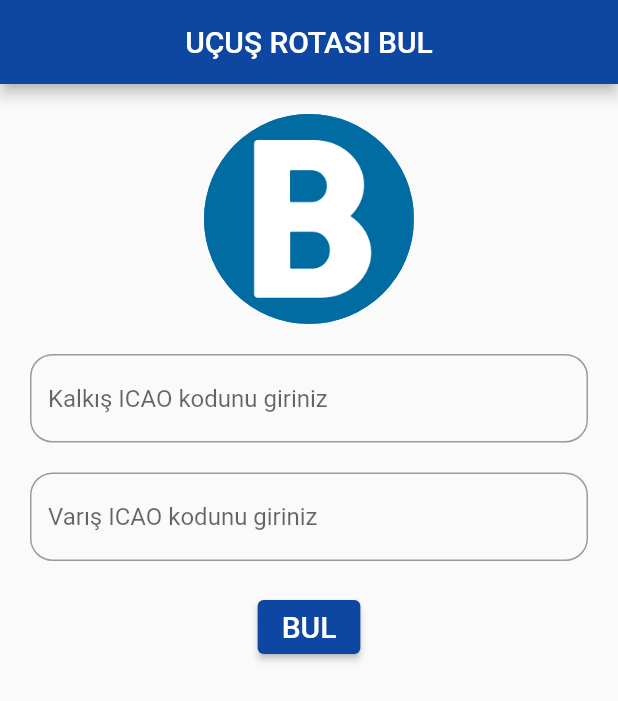
After one commit to mfcicek/FlightRoutes, a Flutter app: the screen it shows after launch, on a phone screen of 412 x 824 dp. The commit adds this screen. Shown: the top 701 px of the screen. Run offline on Flutter 3.47's test engine with Material 2 defaults, Android fonts, the phone set to English and light mode, and no system bars.

Commit message:
kodlar düzenli hale getirildi

```diff
--- /dev/null
+++ b/lib/pages/home_screen.dart
@@ -0,0 +1,136 @@
+import 'dart:convert';
+
+import 'package:flight/models/plan.dart';
+import 'package:flight/pages/listing_screen.dart';
+import 'package:flutter/foundation.dart';
+import 'package:flutter/material.dart';
+import 'package:http/http.dart' as http;
+
+var link = "a";
+Future<List<Plan>> fetchPlans(http.Client client) async {
+  final response = await client.get(link);
+
+  // Use the compute function to run parsePlans in a separate isolate.
+  return compute(parsePlans, response.body);
+}
+
+List<Plan> parsePlans(String responseBody) {
+  final parsed = jsonDecode(responseBody).cast<Map<String, dynamic>>();
+
+  return parsed.map<Plan>((json) => Plan.fromJson(json)).toList();
+}
+
+class HomeScreen extends StatefulWidget {
+  @override
+  _HomeScreenState createState() => _HomeScreenState();
+}
+
+class _HomeScreenState extends State<HomeScreen> {
+  var code1 = "", code2 = "";
+  final TextEditingController t1 = new TextEditingController(text: "");
+  final TextEditingController t2 = new TextEditingController(text: "");
+
+  @override
+  Widget build(BuildContext context) {
+    return Scaffold(
+      //resizeToAvoidBottomPadding: false,
+      appBar: AppBar(
+        backgroundColor: Colors.blue[900],
+        centerTitle: true,
+        title: Text("UÇUŞ ROTASI BUL"),
+      ),
+      body: buildBody(),
+    );
+  }
+
+  buildBody() {
+    return Container(
+      padding: EdgeInsets.all(20.0),
+      child: SingleChildScrollView(
+        child: Column(
+          mainAxisAlignment: MainAxisAlignment.start,
+          children: <Widget>[
+            CircleAvatar(
+                radius: 70, backgroundImage: AssetImage('images/pic.png')),
+            Padding(
+              padding: const EdgeInsets.only(top: 20.0),
+            ),
+            buildFirstIcaoInputField(),
+            Padding(
+              padding: const EdgeInsets.only(top: 20.0),
+            ),
+            buildSecondIcaoInputField(),
+            Padding(
+              padding: const EdgeInsets.only(top: 20.0),
+            ),
+            buildSubmitButton(),
+          ],
+        ),
+      ),
+    );
+  }
+
+  Widget buildFirstIcaoInputField() {
+    return TextField(
+      keyboardType: TextInputType.text,
+      decoration: InputDecoration(
+        hoverColor: Colors.yellow,
+        hintText: "Kalkış ICAO kodunu giriniz",
+        border: new OutlineInputBorder(
+            borderRadius: BorderRadius.all(
+              Radius.circular(15),
+            ),
+            borderSide: new BorderSide(color: Colors.blue, width: 2.5)),
+      ),
+      controller: t1,
+    );
+  }
+
+  Widget buildSecondIcaoInputField() {
+    return TextField(
+      keyboardType: TextInputType.text,
+      decoration: InputDecoration(
+        hintText: "Varış ICAO kodunu giriniz",
+        border: new OutlineInputBorder(
+            borderRadius: BorderRadius.all(
+              Radius.circular(15),
+            ),
+            borderSide: new BorderSide(color: Colors.blue, width: 2.5)),
+      ),
+      controller: t2,
+    );
+  }
+
+  Widget buildSubmitButton() {
+    return ElevatedButton(
+      style: ElevatedButton.styleFrom(primary: Colors.blue[900]),
+      child: Text(
+        "BUL",
+        style: TextStyle(fontSize: 20),
+      ),
+      onPressed: () {
+        saveInput();
+        setLink();
+        print("kalkış: " + code1 + " " + "varış: " + code2);
+        print(link);
+        Navigator.push(
+            context, MaterialPageRoute(builder: (context) => ListingScreen()));
+      },
+    );
+  }
+
+  void saveInput() {
+    setState(() {
+      code1 = t1.text;
+      code2 = t2.text;
+    });
+  }
+
+  void setLink() {
+    setState(() {
+      print(link);
+      link =
+          'https://api.flightplandatabase.com/search/plans?fromICAO=$code1&toICAO=$code2&limit=4';
+    });
+  }
+}
```
Also changed, not shown: lib/main.dart (+4 -129 lines), lib/my_home_page.dart (deleted, +0 -37 lines), lib/pages/listing_screen.dart (added, +36 -0 lines), lib/widget/plan_list.dart (renamed from lib/plan_list.dart, +2 -5 lines), lib/models/plan.dart (renamed from lib/plan.dart), lib/my_app.dart (deleted).
